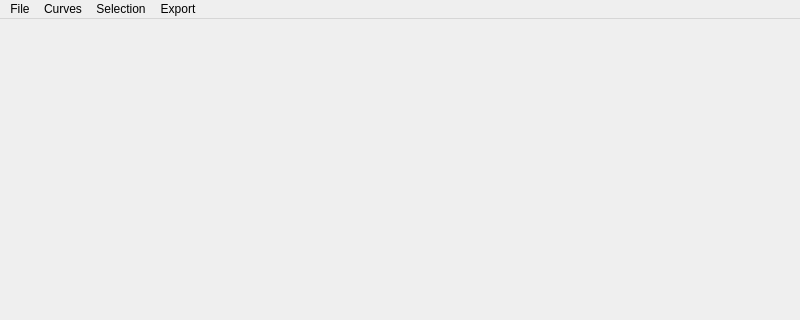
The window that graphysio/ui/mainwindow.ui (jaj42/GraPhysio) describes before a commit, drawn with Qt 5; both pictures show x 0 to 800 and y 0 to 320 of the 800 by 630 pixel window.
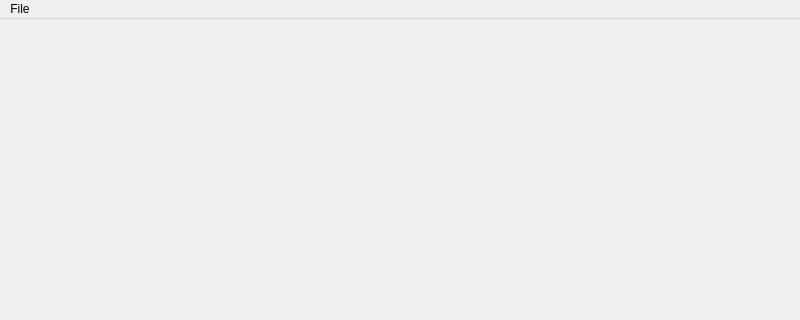
The same window after the commit.

Commit message: Refactor code to make child widgets compose define their menu. This makes it possible to remove child widget specific code from the parent widget and makes menus more flexible. Add the possibility to load existing POI from a file for the POI selector widget. Make use of the CSV loader mechanism used in the parent widget for this.

```diff
--- a/graphysio/ui/mainwindow.ui
+++ b/graphysio/ui/mainwindow.ui
@@ -45,25 +45,7 @@
      <string>File</string>
     </property>
    </widget>
-   <widget class="QMenu" name="menuExport">
-    <property name="title">
-     <string>Export</string>
-    </property>
-   </widget>
-   <widget class="QMenu" name="menuCurves">
-    <property name="title">
-     <string>Curves</string>
-    </property>
-   </widget>
-   <widget class="QMenu" name="menuSelection">
-    <property name="title">
-     <string>Selection</string>
-    </property>
-   </widget>
    <addaction name="menuFile"/>
-   <addaction name="menuCurves"/>
-   <addaction name="menuSelection"/>
-   <addaction name="menuExport"/>
   </widget>
   <action name="actNewplot">
    <property name="text">
```
The commit also changes 6 other files.
